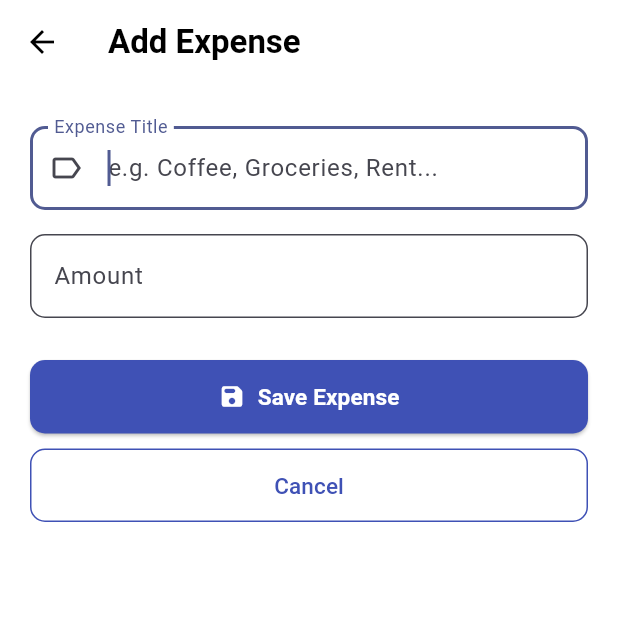
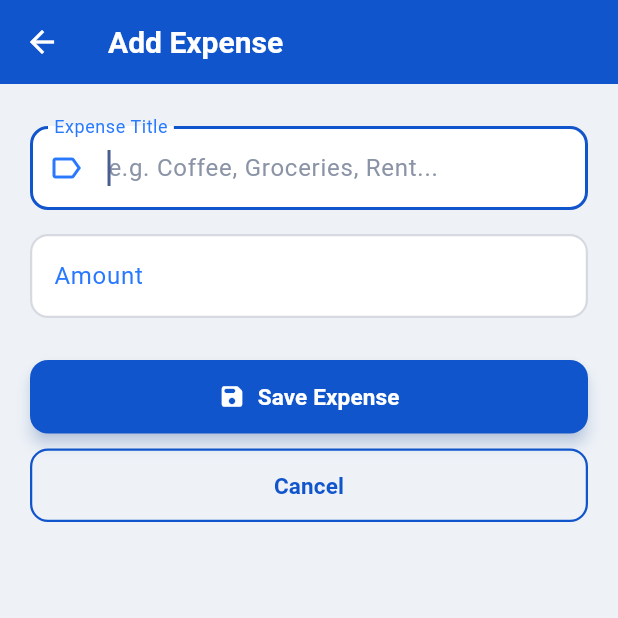
Before and after one commit to Marklanada/Lab-Task-Expense-Track-App, a Flutter app: the screen it shows after launch, after a tap on "Add Expense", on a phone screen of 412 x 824 dp, the top half of it. Run offline on Flutter 3.47's test engine with Material 3 defaults, Android fonts, the phone set to English and light mode, and no system bars.

Commit message:
fourth commit

```diff
--- a/lib/main.dart
+++ b/lib/main.dart
@@ -20,8 +20,8 @@ class MyApp extends StatelessWidget {
         title: 'Expense Tracker',
         debugShowCheckedModeBanner: false,
         theme: ThemeData(
-          colorScheme: ColorScheme.fromSeed(seedColor: Colors.indigo),
-          scaffoldBackgroundColor: Colors.white,
+          colorScheme: ColorScheme.fromSeed(seedColor: const Color(0xFF1155CC)),
+          scaffoldBackgroundColor: const Color(0xFFEEF2F7),
           useMaterial3: true,
         ),
         home: const HomeScreen(),
--- a/lib/screens/add_expense_screen.dart
+++ b/lib/screens/add_expense_screen.dart
@@ -1,6 +1,16 @@
 import 'package:flutter/material.dart';
 import 'package:provider/provider.dart';
 import '../providers/expense_provider.dart';
+
+// ── Color Palette (from image) ───────────────────
+const Color kBlue       = Color(0xFF1155CC);
+const Color kBlueMid    = Color(0xFF2979FF);
+const Color kBgGrey     = Color(0xFFEEF2F7);
+const Color kCard       = Color(0xFFFFFFFF);
+const Color kGreen      = Color(0xFF00BFA5);
+const Color kRed        = Color(0xFFFF1744);
+const Color kTextDark   = Color(0xFF0D1B3E);
+const Color kTextGrey   = Color(0xFF8A94A6);
 
 class AddExpenseScreen extends StatefulWidget {
   final String? expenseId;
@@ -84,9 +94,10 @@ class _AddExpenseScreenState extends State<AddExpenseScreen> {
     ScaffoldMessenger.of(context).showSnackBar(
       SnackBar(
         content: Text(widget.isEditMode ? 'Updated: $title' : 'Added: $title'),
-        backgroundColor: Colors.indigo,
+        backgroundColor: kGreen,
         behavior: SnackBarBehavior.floating,
-        shape: RoundedRectangleBorder(borderRadius: BorderRadius.circular(10)),
+        shape: RoundedRectangleBorder(
+            borderRadius: BorderRadius.circular(10)),
       ),
     );
   }
@@ -94,16 +105,17 @@ class _AddExpenseScreenState extends State<AddExpenseScreen> {
   @override
   Widget build(BuildContext context) {
     return Scaffold(
-      backgroundColor: Colors.white,
+      backgroundColor: kBgGrey,
       appBar: AppBar(
         title: Text(
           widget.isEditMode ? 'Edit Expense' : 'Add Expense',
-          style: const TextStyle(fontWeight: FontWeight.bold),
+          style: const TextStyle(
+              fontWeight: FontWeight.bold, color: kCard, fontSize: 20),
         ),
-        backgroundColor: Colors.white,
-        foregroundColor: Colors.black,
+        backgroundColor: kBlue,
+        foregroundColor: kCard,
         elevation: 0,
-        surfaceTintColor: Colors.white,
+        surfaceTintColor: kBlue,
       ),
       body: SingleChildScrollView(
         padding: const EdgeInsets.all(20),
@@ -116,15 +128,28 @@ class _AddExpenseScreenState extends State<AddExpenseScreen> {
             TextField(
               controller: _titleController,
               autofocus: !widget.isEditMode,
+              style: const TextStyle(color: kTextDark),
               decoration: InputDecoration(
                 labelText: 'Expense Title',
+                labelStyle: const TextStyle(color: kBlueMid),
                 hintText: 'e.g. Coffee, Groceries, Rent...',
-                prefixIcon: const Icon(Icons.label_outline),
+                hintStyle: const TextStyle(color: kTextGrey),
+                prefixIcon:
+                    const Icon(Icons.label_outline, color: kBlueMid),
                 errorText: _titleError,
                 filled: true,
-                fillColor: Colors.white,
+                fillColor: kCard,
+                focusedBorder: OutlineInputBorder(
+                  borderRadius: BorderRadius.circular(12),
+                  borderSide: const BorderSide(color: kBlue, width: 2),
+                ),
+                enabledBorder: OutlineInputBorder(
+                  borderRadius: BorderRadius.circular(12),
+                  borderSide: BorderSide(
+                      color: kTextGrey.withOpacity(0.35), width: 1.5),
+                ),
                 border: OutlineInputBorder(
-                    borderRadius: BorderRadius.circular(10)),
+                    borderRadius: BorderRadius.circular(12)),
               ),
               onChanged: (_) {
                 if (_titleError != null) setState(() => _titleError = null);
@@ -138,18 +163,33 @@ class _AddExpenseScreenState extends State<AddExpenseScreen> {
               controller: _amountController,
               keyboardType:
                   const TextInputType.numberWithOptions(decimal: true),
+              style: const TextStyle(color: kTextDark),
               decoration: InputDecoration(
                 labelText: 'Amount',
+                labelStyle: const TextStyle(color: kBlueMid),
                 hintText: '0.00',
+                hintStyle: const TextStyle(color: kTextGrey),
                 prefixText: 'P  ',
+                prefixStyle: const TextStyle(
+                    color: kBlue, fontWeight: FontWeight.bold),
                 errorText: _amountError,
                 filled: true,
-                fillColor: Colors.white,
+                fillColor: kCard,
+                focusedBorder: OutlineInputBorder(
+                  borderRadius: BorderRadius.circular(12),
+                  borderSide: const BorderSide(color: kBlue, width: 2),
+                ),
+                enabledBorder: OutlineInputBorder(
+                  borderRadius: BorderRadius.circular(12),
+                  borderSide: BorderSide(
+                      color: kTextGrey.withOpacity(0.35), width: 1.5),
+                ),
                 border: OutlineInputBorder(
-                    borderRadius: BorderRadius.circular(10)),
+                    borderRadius: BorderRadius.circular(12)),
               ),
               onChanged: (_) {
-                if (_amountError != null) setState(() => _amountError = null);
+                if (_amountError != null)
+                  setState(() => _amountError = null);
               },
             ),
 
@@ -165,11 +205,13 @@ class _AddExpenseScreenState extends State<AddExpenseScreen> {
                     fontSize: 15, fontWeight: FontWeight.bold),
               ),
               style: ElevatedButton.styleFrom(
-                backgroundColor: Colors.indigo,
-                foregroundColor: Colors.white,
+                backgroundColor: kBlue,
+                foregroundColor: kCard,
                 padding: const EdgeInsets.symmetric(vertical: 14),
                 shape: RoundedRectangleBorder(
-                    borderRadius: BorderRadius.circular(10)),
+                    borderRadius: BorderRadius.circular(12)),
+                elevation: 4,
+                shadowColor: kBlue.withOpacity(0.4),
               ),
             ),
 
@@ -179,13 +221,15 @@ class _AddExpenseScreenState extends State<AddExpenseScreen> {
             OutlinedButton(
               onPressed: () => Navigator.pop(context),
               style: OutlinedButton.styleFrom(
-                foregroundColor: Colors.indigo,
-                side: const BorderSide(color: Colors.indigo),
+                foregroundColor: kBlue,
+                side: const BorderSide(color: kBlue, width: 1.5),
                 padding: const EdgeInsets.symmetric(vertical: 14),
                 shape: RoundedRectangleBorder(
-                    borderRadius: BorderRadius.circular(10)),
+                    borderRadius: BorderRadius.circular(12)),
               ),
-              child: const Text('Cancel', style: TextStyle(fontSize: 15)),
+              child: const Text('Cancel',
+                  style: TextStyle(
+                      fontSize: 15, fontWeight: FontWeight.w600)),
             ),
           ],
         ),
--- a/lib/screens/home_screen.dart
+++ b/lib/screens/home_screen.dart
@@ -2,6 +2,17 @@ import 'package:flutter/material.dart';
 import 'package:provider/provider.dart';
 import '../providers/expense_provider.dart';
 import 'add_expense_screen.dart';
+
+// ── Color Palette (from image) ───────────────────
+const Color kBlue       = Color(0xFF1155CC); // Bright Royal Blue — header, FAB
+const Color kBlueMid    = Color(0xFF2979FF); // Lighter Blue — gradient, accents
+const Color kBgGrey     = Color(0xFFEEF2F7); // Light Grey-Blue — background
+const Color kCard       = Color(0xFFFFFFFF); // White — cards
+const Color kGreen      = Color(0xFF00BFA5); // Teal Green — positive amounts
+const Color kRed        = Color(0xFFFF1744); // Vivid Red — delete, negative
+const Color kOrange     = Color(0xFFFF6D00); // Orange — icon accent
+const Color kTextDark   = Color(0xFF0D1B3E); // Very Dark Navy — titles
+const Color kTextGrey   = Color(0xFF8A94A6); // Muted Grey — subtitles, hints
 
 class HomeScreen extends StatelessWidget {
   const HomeScreen({super.key});
@@ -11,20 +22,26 @@ class HomeScreen extends StatelessWidget {
     final confirmed = await showDialog<bool>(
       context: context,
       builder: (ctx) => AlertDialog(
-        backgroundColor: Colors.white,
-        shape: RoundedRectangleBorder(borderRadius: BorderRadius.circular(12)),
+        backgroundColor: kCard,
+        shape:
+            RoundedRectangleBorder(borderRadius: BorderRadius.circular(16)),
         title: const Text('Delete Expense',
-            style: TextStyle(fontWeight: FontWeight.bold)),
-        content: Text('Remove "$title"?'),
+            style: TextStyle(
+                fontWeight: FontWeight.bold, color: kTextDark)),
+        content: Text('Remove "$title"?',
+            style: const TextStyle(color: kTextGrey)),
         actions: [
           TextButton(
             onPressed: () => Navigator.pop(ctx, false),
-            child: const Text('Cancel'),
+            child: const Text('Cancel',
+                style: TextStyle(color: kBlueMid)),
           ),
           ElevatedButton(
             style: ElevatedButton.styleFrom(
-              backgroundColor: Colors.red,
-              foregroundColor: Colors.white,
+              backgroundColor: kRed,
+              foregroundColor: kCard,
+              shape: RoundedRectangleBorder(
+                  borderRadius: BorderRadius.circular(8)),
             ),
             onPressed: () => Navigator.pop(ctx, true),
             child: const Text('Delete'),
@@ -38,9 +55,10 @@ class HomeScreen extends StatelessWidget {
       ScaffoldMessenger.of(context).showSnackBar(
         SnackBar(
           content: Text('Deleted: $title'),
-          backgroundColor: Colors.red,
+          backgroundColor: kRed,
           behavior: SnackBarBehavior.floating,
-          shape: RoundedRectangleBorder(borderRadius: BorderRadius.circular(10)),
+          shape: RoundedRectangleBorder(
+              borderRadius: BorderRadius.circular(10)),
         ),
       );
     }
@@ -70,43 +88,76 @@ class HomeScreen extends StatelessWidget {
   @override
   Widget build(BuildContext context) {
     return Scaffold(
-      backgroundColor: Colors.white,
+      backgroundColor: kBgGrey,
       appBar: AppBar(
         title: const Text(
           'Expense Tracker',
-          style: TextStyle(fontWeight: FontWeight.bold),
+          style: TextStyle(
+              fontWeight: FontWeight.bold, color: kCard, fontSize: 20),
         ),
-        backgroundColor: Colors.white,
-        foregroundColor: Colors.black,
+        backgroundColor: kBlue,
+        foregroundColor: kCard,
         elevation: 0,
-        surfaceTintColor: Colors.white,
+        surfaceTintColor: kBlue,
       ),
       body: Column(
         children: [
-          // Total Card
+          // ── Total Card ──────────────────────────
           Consumer<ExpenseProvider>(
             builder: (context, provider, _) => Container(
               width: double.infinity,
               margin: const EdgeInsets.all(16),
-              padding: const EdgeInsets.symmetric(horizontal: 20, vertical: 16),
+              padding: const EdgeInsets.symmetric(
+                  horizontal: 24, vertical: 22),
               decoration: BoxDecoration(
-                color: Colors.indigo,
-                borderRadius: BorderRadius.circular(12),
+                gradient: const LinearGradient(
+                  colors: [kBlue, kBlueMid],
+                  begin: Alignment.topLeft,
+                  end: Alignment.bottomRight,
+                ),
+                borderRadius: BorderRadius.circular(20),
+                boxShadow: [
+                  BoxShadow(
+                    color: kBlue.withOpacity(0.45),
+                    blurRadius: 18,
+                    offset: const Offset(0, 8),
+                  ),
+                ],
               ),
               child: Column(
                 crossAxisAlignment: CrossAxisAlignment.start,
                 children: [
                   const Text(
                     'Total Expenses',
-                    style: TextStyle(color: Colors.white70, fontSize: 13),
+                    style: TextStyle(
+                        color: Colors.white60,
+                        fontSize: 13,
+                        letterSpacing: 0.5),
                   ),
-                  const SizedBox(height: 4),
+                  const SizedBox(height: 8),
                   Text(
                     'P${provider.total.toStringAsFixed(2)}',
                     style: const TextStyle(
-                      color: Colors.white,
-                      fontSize: 28,
+                      color: kCard,
+                      fontSize: 34,
                       fontWeight: FontWeight.bold,
+                      letterSpacing: -0.5,
+                    ),
+                  ),
+                  const SizedBox(height: 12),
+                  Container(
+                    padding: const EdgeInsets.symmetric(
+                        horizontal: 12, vertical: 5),
+                    decoration: BoxDecoration(
+                      color: Colors.white.withOpacity(0.18),
+                      borderRadius: BorderRadius.circular(20),
+                    ),
+                    child: Text(
+                      '${provider.expenses.length} item(s)',
+                      style: const TextStyle(
+                          color: kCard,
+                          fontSize: 12,
+                          fontWeight: FontWeight.w600),
                     ),
                   ),
                 ],
@@ -114,68 +165,100 @@ class HomeScreen extends StatelessWidget {
             ),
           ),
 
-          // Expense List
+          // ── Expense List ────────────────────────
           Expanded(
             child: Consumer<ExpenseProvider>(
               builder: (context, provider, _) {
                 final expenses = provider.expenses;
 
                 if (expenses.isEmpty) {
-                  return const Center(
+                  return Center(
                     child: Column(
                       mainAxisAlignment: MainAxisAlignment.center,
                       children: [
-                        Icon(Icons.receipt_long,
-                            size: 64, color: Colors.black26),
-                        SizedBox(height: 12),
-                        Text('No expenses yet.',
+                        Container(
+                          padding: const EdgeInsets.all(24),
+                          decoration: BoxDecoration(
+                            color: kBlue.withOpacity(0.08),
+                            shape: BoxShape.circle,
+                          ),
+                          child: const Icon(Icons.receipt_long,
+                              size: 56, color: kBlue),
+                        ),
+                        const SizedBox(height: 16),
+                        const Text('No expenses yet.',
                             style: TextStyle(
-                                color: Colors.black45, fontSize: 16)),
-                        SizedBox(height: 4),
-                        Text('Tap + to add one.',
+                                color: kTextDark,
+                                fontSize: 16,
+                                fontWeight: FontWeight.w600)),
+                        const SizedBox(height: 4),
+                        const Text('Tap + to add one.',
                             style: TextStyle(
-                                color: Colors.black38, fontSize: 13)),
+                                color: kTextGrey, fontSize: 13)),
                       ],
                     ),
                   );
                 }
 
+                // icon colors cycling like the app in image
+                final List<Color> iconColors = [
+                  kOrange,
+                  kGreen,
+                  kBlue,
+                  kRed,
+                  const Color(0xFF9C27B0),
+                  const Color(0xFF00ACC1),
+                ];
+
                 return ListView.separated(
                   padding: const EdgeInsets.fromLTRB(16, 0, 16, 100),
                   itemCount: expenses.length,
-                  separatorBuilder: (_, __) => const SizedBox(height: 8),
+                  separatorBuilder: (_, __) =>
+                      const SizedBox(height: 10),
                   itemBuilder: (context, index) {
                     final expense = expenses[index];
+                    final iconColor =
+                        iconColors[index % iconColors.length];
                     return Card(
-                      color: Colors.white,
-                      elevation: 1,
+                      color: kCard,
+                      elevation: 0,
                       shape: RoundedRectangleBorder(
-                          borderRadius: BorderRadius.circular(10)),
+                          borderRadius: BorderRadius.circular(14)),
                       child: ListTile(
                         contentPadding: const EdgeInsets.symmetric(
-                            horizontal: 16, vertical: 6),
-                        leading: CircleAvatar(
-                          backgroundColor: Colors.indigo.shade50,
-                          child: const Text('P',
+                            horizontal: 16, vertical: 8),
+                        leading: Container(
+                          width: 46,
+                          height: 46,
+                          decoration: BoxDecoration(
+                            color: iconColor.withOpacity(0.12),
+                            borderRadius: BorderRadius.circular(12),
+                          ),
+                          alignment: Alignment.center,
+                          child: Text('P',
                               style: TextStyle(
-                                  color: Colors.indigo,
-                                  fontWeight: FontWeight.bold)),
+                                  color: iconColor,
+                                  fontWeight: FontWeight.bold,
+                                  fontSize: 17)),
                         ),
                         title: Text(expense.title,
                             style: const TextStyle(
-                                fontWeight: FontWeight.w600)),
+                                fontWeight: FontWeight.w700,
+                                color: kTextDark,
+                                fontSize: 15)),
                         subtitle: Text(
                           'P${expense.amount.toStringAsFixed(2)}',
                           style: const TextStyle(
-                              color: Colors.green,
-                              fontWeight: FontWeight.w600),
+                              color: kGreen,
+                              fontWeight: FontWeight.w700,
+                              fontSize: 14),
                         ),
                         trailing: Row(
                           mainAxisSize: MainAxisSize.min,
                           children: [
                             IconButton(
                               icon: const Icon(Icons.edit_outlined,
-                                  color: Colors.indigo),
+                                  color: kBlueMid, size: 22),
                               tooltip: 'Edit',
                               onPressed: () => _openEditScreen(
                                   context,
@@ -185,7 +268,7 @@ class HomeScreen extends StatelessWidget {
                             ),
                             IconButton(
                               icon: const Icon(Icons.delete_outline,
-                                  color: Colors.red),
+                                  color: kRed, size: 22),
                               tooltip: 'Delete',
                               onPressed: () => _confirmDelete(
                                   context, expense.id, expense.title),
@@ -203,8 +286,9 @@ class HomeScreen extends StatelessWidget {
       ),
       floatingActionButton: FloatingActionButton.extended(
         onPressed: () => _openAddScreen(context),
-        backgroundColor: Colors.indigo,
-        foregroundColor: Colors.white,
+        backgroundColor: kBlue,
+        foregroundColor: kCard,
+        elevation: 6,
         icon: const Icon(Icons.add),
         label: const Text('Add Expense',
             style: TextStyle(fontWeight: FontWeight.bold)),
```
